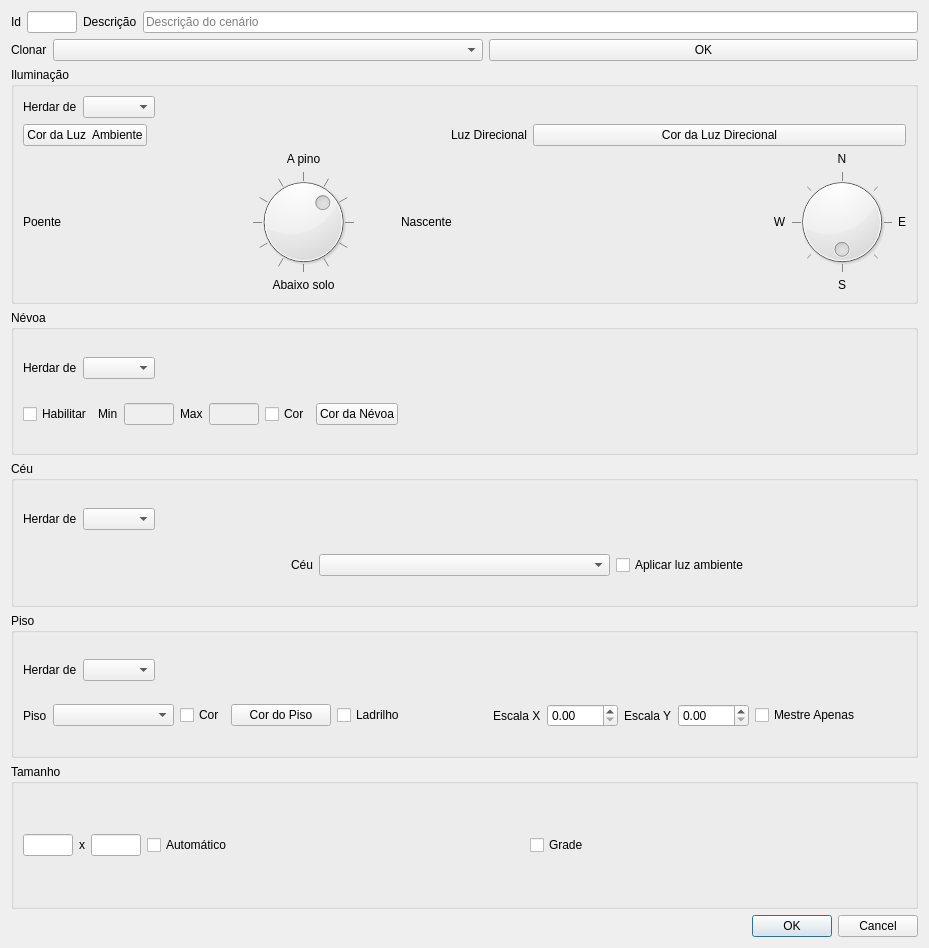
The window that ifg/qt/ui/cenario.ui (matferib/tabuleiro-virtual) describes before a commit, drawn with Qt 5.
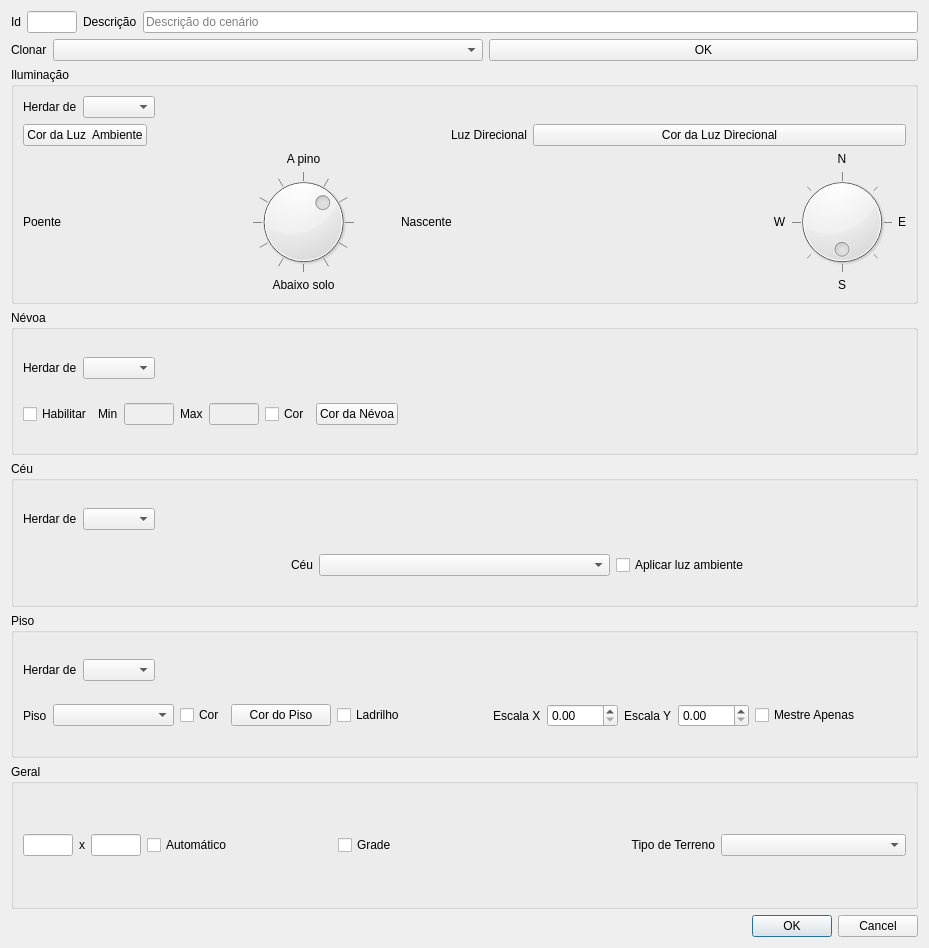
The same window after the commit.

Commit message: ui de tipo de terreno

```diff
--- a/ifg/qt/ui/cenario.ui
+++ b/ifg/qt/ui/cenario.ui
@@ -809,7 +809,7 @@
    <item row="6" column="0" colspan="4">
     <widget class="QGroupBox" name="groupBox_4">
      <property name="title">
-      <string>Tamanho</string>
+      <string>Geral</string>
      </property>
      <layout class="QHBoxLayout" name="horizontalLayout_13">
       <item>
@@ -891,6 +891,22 @@
           </property>
          </widget>
         </item>
+        <item>
+         <widget class="QLabel" name="label_24">
+          <property name="layoutDirection">
+           <enum>Qt::LayoutDirection::LeftToRight</enum>
+          </property>
+          <property name="text">
+           <string>Tipo de Terreno</string>
+          </property>
+          <property name="alignment">
+           <set>Qt::AlignmentFlag::AlignRight|Qt::AlignmentFlag::AlignTrailing|Qt::AlignmentFlag::AlignVCenter</set>
+          </property>
+         </widget>
+        </item>
+        <item>
+         <widget class="QComboBox" name="combo_tipo_terreno"/>
+        </item>
        </layout>
       </item>
      </layout>
```
Left out of the diff: 38 changed lines with no effect on the pictures. The commit also changes 1 other file.
